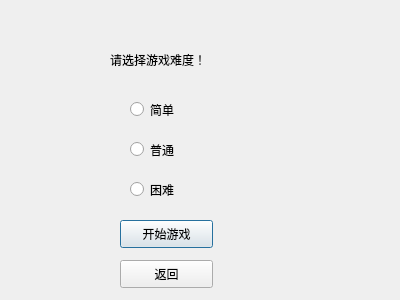
Above: dialog_difficulty.ui from WCIofQMandRA/Protect-the-Planet before the change. Below: the same form after it.
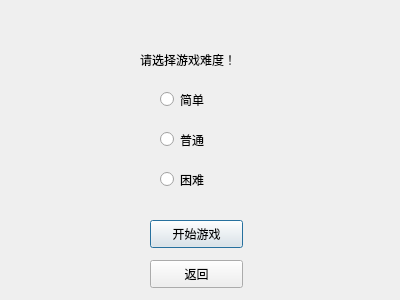
That is the form after the change.

Commit message: Relocate some buttons

Diff of the .ui file:
```diff
--- a/dialog_difficulty.ui
+++ b/dialog_difficulty.ui
@@ -16,7 +16,7 @@
   <widget class="QLabel" name="label_static">
    <property name="geometry">
 	<rect>
-	 <x>110</x>
+     <x>140</x>
 	 <y>50</y>
 	 <width>131</width>
 	 <height>20</height>
@@ -29,8 +29,8 @@
   <widget class="QRadioButton" name="but_dif0">
    <property name="geometry">
 	<rect>
-	 <x>130</x>
-	 <y>100</y>
+     <x>160</x>
+     <y>90</y>
 	 <width>115</width>
 	 <height>19</height>
 	</rect>
@@ -42,8 +42,8 @@
   <widget class="QRadioButton" name="but_dif1">
    <property name="geometry">
 	<rect>
-	 <x>130</x>
-	 <y>140</y>
+     <x>160</x>
+     <y>130</y>
 	 <width>115</width>
 	 <height>19</height>
 	</rect>
@@ -55,8 +55,8 @@
   <widget class="QRadioButton" name="but_dif2">
    <property name="geometry">
 	<rect>
-	 <x>130</x>
-	 <y>180</y>
+     <x>160</x>
+     <y>170</y>
 	 <width>115</width>
 	 <height>19</height>
 	</rect>
@@ -68,7 +68,7 @@
   <widget class="QPushButton" name="but_start">
    <property name="geometry">
 	<rect>
-	 <x>120</x>
+     <x>150</x>
 	 <y>220</y>
 	 <width>93</width>
 	 <height>28</height>
@@ -81,7 +81,7 @@
   <widget class="QPushButton" name="but_back">
    <property name="geometry">
 	<rect>
-	 <x>120</x>
+     <x>150</x>
 	 <y>260</y>
 	 <width>93</width>
 	 <height>28</height>
```
Lines whose indentation alone changed are shown as unchanged. The commit also changes 2 other files.
